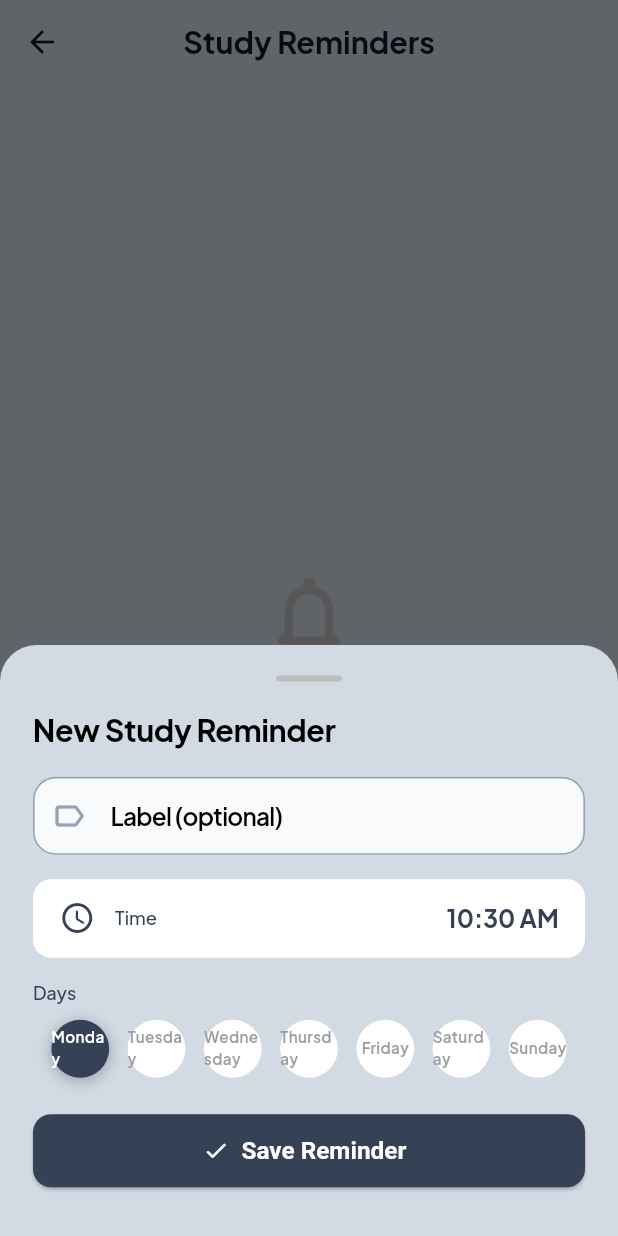
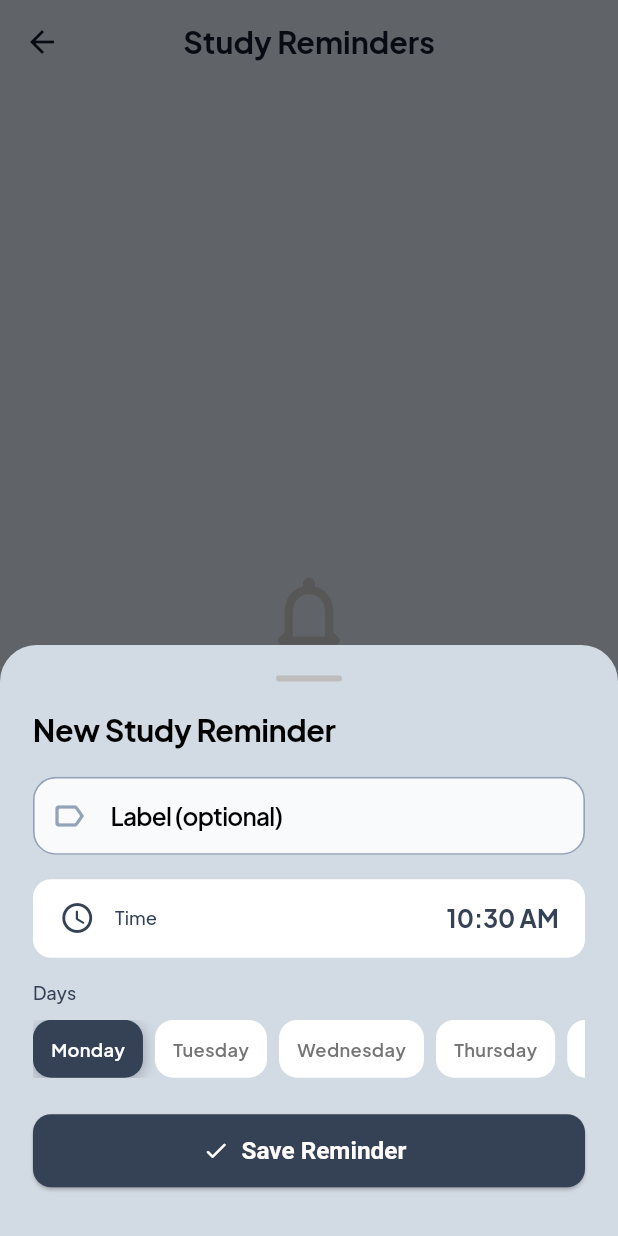
Before and after one commit to MohamedRefky/Eduon, a Flutter app: the _ReminderBody screen opened directly, after a tap on "Add Reminder", on a phone screen of 412 x 824 dp. Run offline on Flutter 3.47's test engine with Material 3 defaults, Android fonts, the phone set to English and light mode, and no system bars; our stand-ins replace bloc, cached_network_image, dio, equatable, firebase_auth, firebase_core and 17 more; accounts and stored records are empty; project files that could hold a hidden picture were left out.

Commit message:
feat: add study reminder management screens and creation bottom sheet

```diff
--- a/lib/features/reminders/screens/reminder_screen.dart
+++ b/lib/features/reminders/screens/reminder_screen.dart
@@ -1,13 +1,13 @@
+import 'package:eduon/core/constants/app_sizes.dart';
 import 'package:eduon/features/reminders/cubit/reminder_cubit.dart';
 import 'package:eduon/features/reminders/cubit/reminder_state.dart';
-import 'package:eduon/core/constants/app_sizes.dart';
+import 'package:eduon/features/reminders/widgets/add_reminder_sheet.dart';
 import 'package:eduon/features/reminders/widgets/empty_reminders.dart';
-import 'package:eduon/features/reminders/widgets/add_reminder_sheet.dart';
 import 'package:eduon/features/reminders/widgets/reminder_card.dart';
+import 'package:eduon/l10n/app_localizations.dart';
 import 'package:flutter/material.dart';
 import 'package:flutter_bloc/flutter_bloc.dart';
 import 'package:gap/gap.dart';
-import 'package:eduon/l10n/app_localizations.dart';
 
 class ReminderScreen extends StatelessWidget {
   const ReminderScreen({super.key});
@@ -31,8 +31,13 @@ class _ReminderBody extends StatelessWidget {
       appBar: AppBar(title: Text(l10n.study_reminders), centerTitle: true),
       floatingActionButton: FloatingActionButton.extended(
         onPressed: () => AddReminderSheet.show(context),
-        icon: const Icon(Icons.add_alarm_rounded),
-        label: Text(l10n.add_reminder),
+        icon: const Icon(Icons.add_alarm_rounded ),
+        label: Text(
+          l10n.add_reminder,
+          style: Theme.of(
+            context,
+          ).textTheme.labelLarge?.copyWith(fontSize: AppSizes.sp16),
+        ),
       ),
       body: BlocBuilder<ReminderCubit, ReminderState>(
         builder: (context, state) {
--- a/lib/features/reminders/widgets/add_reminder_sheet.dart
+++ b/lib/features/reminders/widgets/add_reminder_sheet.dart
@@ -2,10 +2,10 @@ import 'package:eduon/core/constants/app_sizes.dart';
 import 'package:eduon/core/widgets/custom_snack_bar.dart';
 import 'package:eduon/features/reminders/cubit/reminder_cubit.dart';
 import 'package:eduon/features/reminders/data/services/notification_service.dart';
+import 'package:eduon/l10n/app_localizations.dart';
 import 'package:flutter/material.dart';
 import 'package:flutter_bloc/flutter_bloc.dart';
 import 'package:gap/gap.dart';
-import 'package:eduon/l10n/app_localizations.dart';
 
 class AddReminderSheet extends StatefulWidget {
   const AddReminderSheet({super.key});
@@ -49,13 +49,11 @@ class _AddReminderSheetState extends State<AddReminderSheet> {
       l10n.thu,
       l10n.fri,
       l10n.sat,
-      l10n.sun
+      l10n.sun,
     ];
 
     return Container(
-      margin: EdgeInsets.only(
-        bottom: MediaQuery.of(context).viewInsets.bottom,
-      ),
+      margin: EdgeInsets.only(bottom: MediaQuery.of(context).viewInsets.bottom),
       padding: EdgeInsets.fromLTRB(
         AppSizes.w20,
         AppSizes.h20,
@@ -120,7 +118,10 @@ class _AddReminderSheetState extends State<AddReminderSheet> {
                 children: [
                   Icon(Icons.access_time_rounded, color: scheme.primary),
                   Gap(AppSizes.w12),
-                  Text(l10n.time, style: Theme.of(context).textTheme.displaySmall),
+                  Text(
+                    l10n.time,
+                    style: Theme.of(context).textTheme.displaySmall,
+                  ),
                   const Spacer(),
                   Text(
                     _timeLabel,
@@ -138,8 +139,9 @@ class _AddReminderSheetState extends State<AddReminderSheet> {
           // ── Day Selector ──
           Text(l10n.days, style: Theme.of(context).textTheme.displaySmall),
           Gap(AppSizes.h10),
-          Row(
-            mainAxisAlignment: MainAxisAlignment.spaceEvenly,
+          SingleChildScrollView(
+            scrollDirection: Axis.horizontal,
+            child: Row(
               children: List.generate(7, (i) {
                 final day = i + 1;
                 final selected = _selectedDays.contains(day);
@@ -153,13 +155,14 @@ class _AddReminderSheetState extends State<AddReminderSheet> {
                   }),
                   child: AnimatedContainer(
                     duration: const Duration(milliseconds: 200),
-                  width: AppSizes.h38,
+                    margin: const EdgeInsetsDirectional.only(end: 8),
+                    padding: const EdgeInsets.symmetric(horizontal: 12),
                     height: AppSizes.h38,
                     decoration: BoxDecoration(
                       color: selected
                           ? scheme.primary
                           : Theme.of(context).cardColor,
-                    shape: BoxShape.circle,
+                      borderRadius: BorderRadius.circular(AppSizes.r12),
                       boxShadow: selected
                           ? [
                               BoxShadow(
@@ -174,9 +177,9 @@ class _AddReminderSheetState extends State<AddReminderSheet> {
                       child: Text(
                         dayNames[i],
                         style: TextStyle(
-                        fontSize: AppSizes.sp10,
+                          fontSize: AppSizes.sp12,
                           fontWeight: FontWeight.w600,
-                        color: selected ? Colors.white : Colors.grey[500],
+                          color: selected ? Colors.white : Colors.grey[600],
                         ),
                       ),
                     ),
@@ -184,8 +187,8 @@ class _AddReminderSheetState extends State<AddReminderSheet> {
                 );
               }),
             ),
+          ),
           Gap(AppSizes.h24),
-
           // ── Save Button ──
           SizedBox(
             width: double.infinity,
```
Lines whose indentation alone changed are shown as unchanged.
